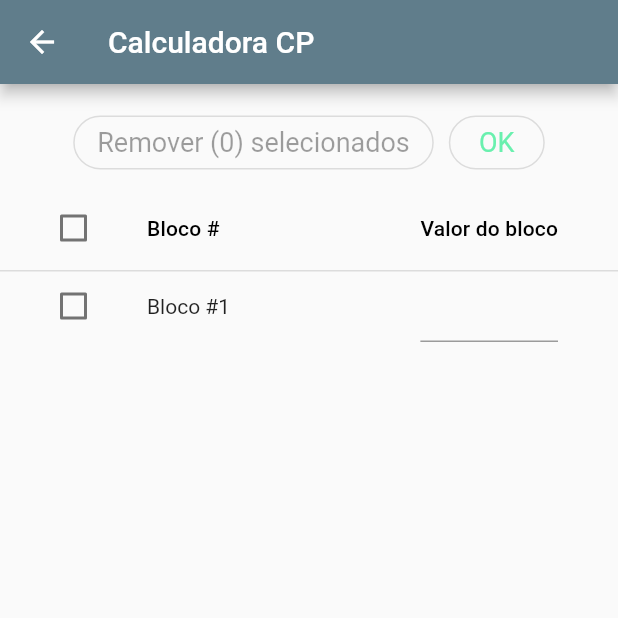
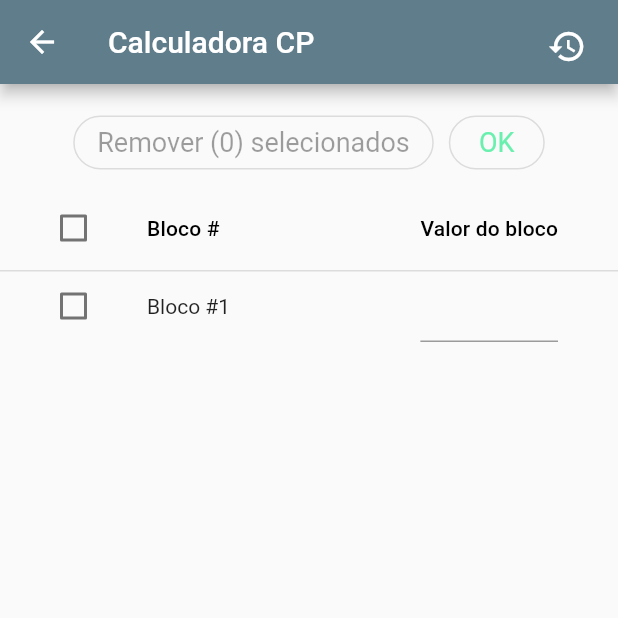
Before and after one commit to FernandoNoleto/controle_engenharia_app, a Flutter app: the corposDeProvaScreen screen opened directly, after a tap on "Adicionar", after a tap on "OK", on a phone screen of 412 x 824 dp, the top half of it. Run offline on Flutter 3.47's test engine with Material 2 defaults, Android fonts, the phone set to English and light mode, and no system bars; our stand-ins replace shared_preferences, splashscreen; missing offline and left inert: dart:ffi; accounts and stored records are empty.

Commit message:
Implementando função histórico para visualização posterior de cálculos feitos

```diff
--- /dev/null
+++ b/lib/Common/warningmessages.dart
@@ -0,0 +1,32 @@
+import 'package:flutter/material.dart';
+
+
+class warningMessages{
+
+  SnackBar fontSizeMessage = SnackBar(
+    content: const Text("Limite do tamanho da fonte alcançado!"),
+    duration: const Duration(seconds: 2),
+    action: SnackBarAction(
+      label: "Ok",
+      onPressed: () {},
+    ),
+  );
+
+
+  SnackBar twoFieldsMessage = SnackBar(
+    content: const Text("Para continuar preencha pelo menos 2 campos!"),
+    action: SnackBarAction(
+      label: "Ok",
+      onPressed: () {},
+    ),
+  );
+
+  SnackBar blankFieldMessage = SnackBar(
+    content: const Text("Algum campo está vazio!"),
+    action: SnackBarAction(
+      label: "Ok",
+      onPressed: () {},
+    ),
+  );
+
+}
--- a/lib/corposdeprovascreen.dart
+++ b/lib/corposdeprovascreen.dart
@@ -1,7 +1,9 @@
 import 'package:flutter/material.dart';
+// import 'package:shared_preferences/shared_preferences.dart';
 import 'package:controle_engenharia/corposdeprovascreen2.dart';
 import 'package:controle_engenharia/Objects/blocos.dart';
-
+import 'package:controle_engenharia/historyscreen.dart';
+import 'package:controle_engenharia/Common/warningmessages.dart';
 
 List<Bloco> blocos = [];
 
@@ -19,22 +21,6 @@ class corposDeProvaScreenState extends State<corposDeProvaScreen> {
   late List<Bloco> selectedBlocos;
   late bool sort;
 
-  SnackBar twoFieldsMessage = SnackBar(
-    content: const Text("Para continuar preencha pelo menos 2 campos!"),
-    action: SnackBarAction(
-      label: "Ok",
-      onPressed: () {},
-    ),
-  );
-
-  SnackBar blankFieldMessage = SnackBar(
-    content: const Text("Algum campo está vazio!"),
-    action: SnackBarAction(
-      label: "Ok",
-      onPressed: () {},
-    ),
-  );
-
 
   @override
   void initState() {
@@ -45,7 +31,7 @@ class corposDeProvaScreenState extends State<corposDeProvaScreen> {
     super.initState();
   }
 
-  onSortColum(int columnIndex, bool ascending) {
+  void onSortColum(int columnIndex, bool ascending) {
     if (columnIndex == 0) {
       if (ascending) {
         blocos.sort((a, b) => a.name.compareTo(b.name));
@@ -55,7 +41,7 @@ class corposDeProvaScreenState extends State<corposDeProvaScreen> {
     }
   }
 
-  onSelectedRow(bool selected, Bloco bloco) async {
+  void onSelectedRow(bool selected, Bloco bloco) async {
     setState(() {
       if (selected) {
         selectedBlocos.add(bloco);
@@ -65,7 +51,7 @@ class corposDeProvaScreenState extends State<corposDeProvaScreen> {
     });
   }
 
-  deleteSelected() async {
+  void deleteSelected() async {
     setState(() {
       if (selectedBlocos.isNotEmpty) {
         List<Bloco> temp = [];
@@ -80,7 +66,7 @@ class corposDeProvaScreenState extends State<corposDeProvaScreen> {
     updateId();
   }
 
-  updateId() async {
+  void updateId() async {
     setState(() {
       int i = 1;
       for (Bloco bloco in blocos) {
@@ -92,7 +78,7 @@ class corposDeProvaScreenState extends State<corposDeProvaScreen> {
 
   bool isValide() {
     if (blocos.length <= 1){
-      ScaffoldMessenger.of(context).showSnackBar(twoFieldsMessage);
+      ScaffoldMessenger.of(context).showSnackBar(warningMessages().twoFieldsMessage);
       return false;
     }
     for (Bloco bloco in blocos) {
@@ -100,14 +86,14 @@ class corposDeProvaScreenState extends State<corposDeProvaScreen> {
       if (bloco.value == "") {
         print(bloco.value);
         // blocos.remove(bloco);
-        ScaffoldMessenger.of(context).showSnackBar(blankFieldMessage);
+        ScaffoldMessenger.of(context).showSnackBar(warningMessages().blankFieldMessage);
         return false;
       }
     }
     return true;
   }
 
-  calculate() {
+  void calculate() {
     isValide()
         ? setState(() {
             try {
@@ -118,7 +104,10 @@ class corposDeProvaScreenState extends State<corposDeProvaScreen> {
                   context,
                   MaterialPageRoute(
                       builder: (context) =>
-                          corposDeProvaScreen2(blocos: blocos)));
+                          corposDeProvaScreen2(blocos: blocos))
+              );
+
+
             } catch (exception) {
               print(exception);
             }
@@ -126,7 +115,7 @@ class corposDeProvaScreenState extends State<corposDeProvaScreen> {
         : print("");
   }
 
-  debug(){
+  void debug(){
     for(Bloco bloco in blocos){
       print("blocos: id: ${bloco.id}, name: ${bloco.name}, value: ${bloco.value}");
     }
@@ -135,12 +124,38 @@ class corposDeProvaScreenState extends State<corposDeProvaScreen> {
     }
   }
 
+  void history(){
+
+    return;
+  }
+
+
   @override
   Widget build(BuildContext context) {
     return Scaffold(
       appBar: AppBar(
         title: Text(widget.title),
         backgroundColor: Colors.blueGrey,
+        actions: <Widget>[
+          Padding(
+            padding: EdgeInsets.all(10.0),
+            child: IconButton(
+              tooltip: "Histórico",
+              onPressed: () {
+                Navigator.push(
+                  context,
+                  MaterialPageRoute(builder: (context) {
+                    return historyScreen();
+                  }),
+                );
+              },
+              icon: const Icon(
+                Icons.history,
+                size: 26.0,
+              ),
+            ),
+          ),
+        ],
       ),
 
       //-----------------------------------------------------------------------------------
--- a/pubspec.yaml
+++ b/pubspec.yaml
@@ -14,6 +14,8 @@ dependencies:
 
   cupertino_icons: ^1.0.2
   splashscreen: ^1.2.0
+  shared_preferences: ^2.0.9
+
 
 
 dev_dependencies:
```
Also changed, not shown: lib/Provider/sharedpreferences.dart (added, +85 -0 lines), lib/corposdeprovascreen2.dart (+10 -5 lines), lib/historyscreen.dart (added, +119 -0 lines), pubspec.lock, 1 other file.
